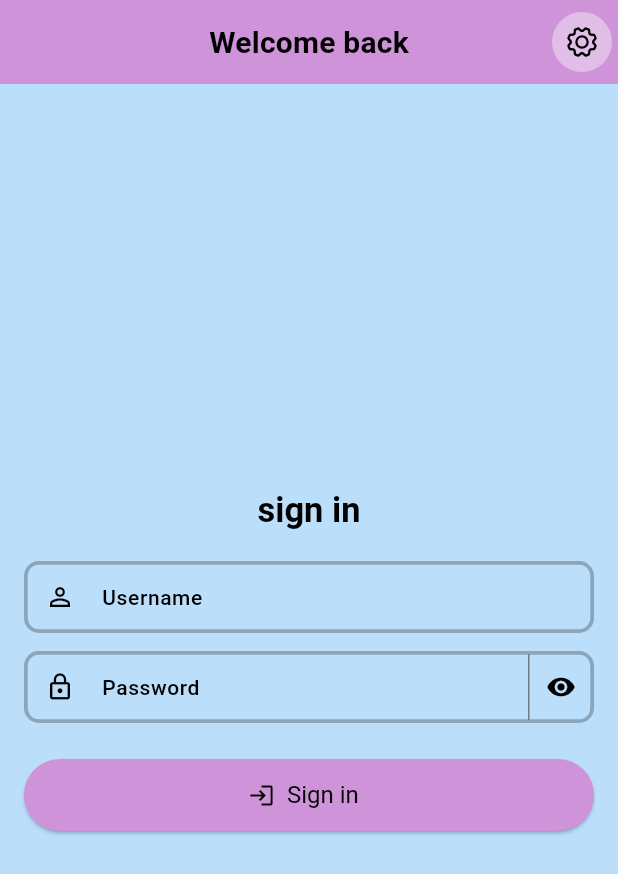
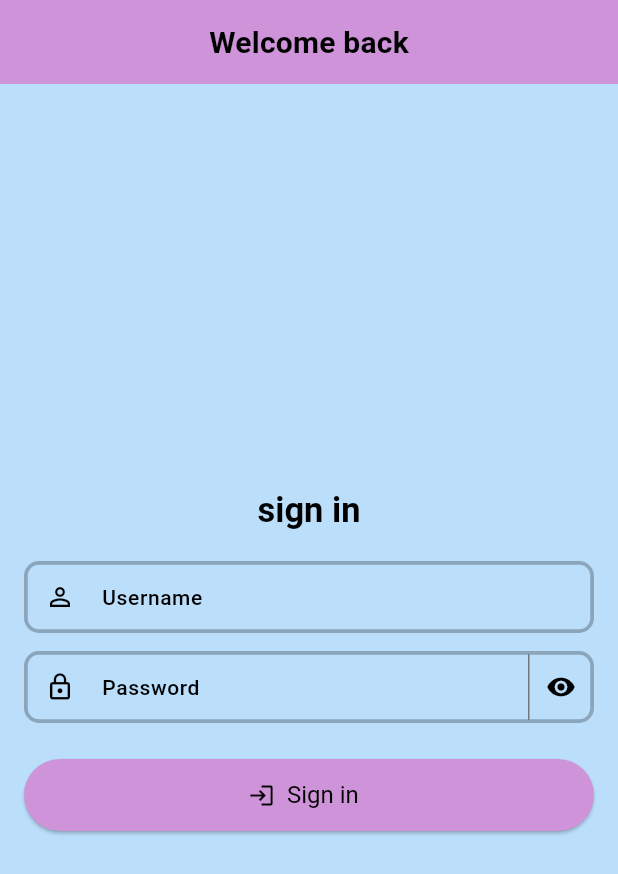
Before and after one commit to sanriodev/aandm, a Flutter app: the screen it shows after launch, on a phone screen of 412 x 824 dp. Shown: the top 874 px of the screen. Run offline on Flutter 3.47's test engine with Material 3 defaults, Android fonts, the phone set to English and light mode, and no system bars; our stand-ins replace accordion, fluttertoast, getwidget, hive, package_info_plus, phosphor_flutter and 2 more; missing offline and left inert: http_interceptor, one_clock; accounts and stored records are empty; statements that could not run were skipped.

Commit message:
fix: remove settings drawer button on login screen
Removed settings icon button from the app bar.

```diff
--- a/lib/screens/login/login_screen.dart
+++ b/lib/screens/login/login_screen.dart
@@ -86,16 +86,6 @@ class _LoginScreenState extends State<LoginScreen> {
           'Welcome back',
           style: Theme.of(context).primaryTextTheme.titleMedium,
         ),
-        actions: [
-          IconButton(
-            color: Theme.of(context).primaryIconTheme.color,
-            icon: const PhosphorIcon(
-              PhosphorIconsRegular.gear,
-              semanticLabel: 'Einstellungen',
-            ),
-            onPressed: () => _scaffoldKey.currentState?.openEndDrawer(),
-          ),
-        ],
         centerTitle: true,
       ),
       body: SafeArea(
```
